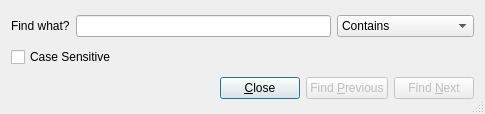
First picture: the form in jmesquita/fsgui/src/plugins/consoleplugin/finddialog.ui, repository freeswitch/freeswitch-contrib, before the edit.
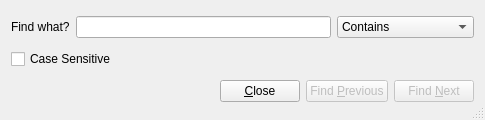
Second picture: the form after the edit.

Commit message: Better to have return as default to find next without closing the dialog

```diff
--- a/jmesquita/fsgui/src/plugins/consoleplugin/finddialog.ui
+++ b/jmesquita/fsgui/src/plugins/consoleplugin/finddialog.ui
@@ -10,7 +10,7 @@
     <x>0</x>
     <y>0</y>
     <width>485</width>
-    <height>114</height>
+    <height>120</height>
    </rect>
   </property>
   <property name="windowTitle">
@@ -104,6 +104,12 @@
        <property name="text">
         <string>Find &amp;Next</string>
        </property>
+       <property name="shortcut">
+        <string>Return</string>
+       </property>
+       <property name="default">
+        <bool>true</bool>
+       </property>
       </widget>
      </item>
     </layout>
```
